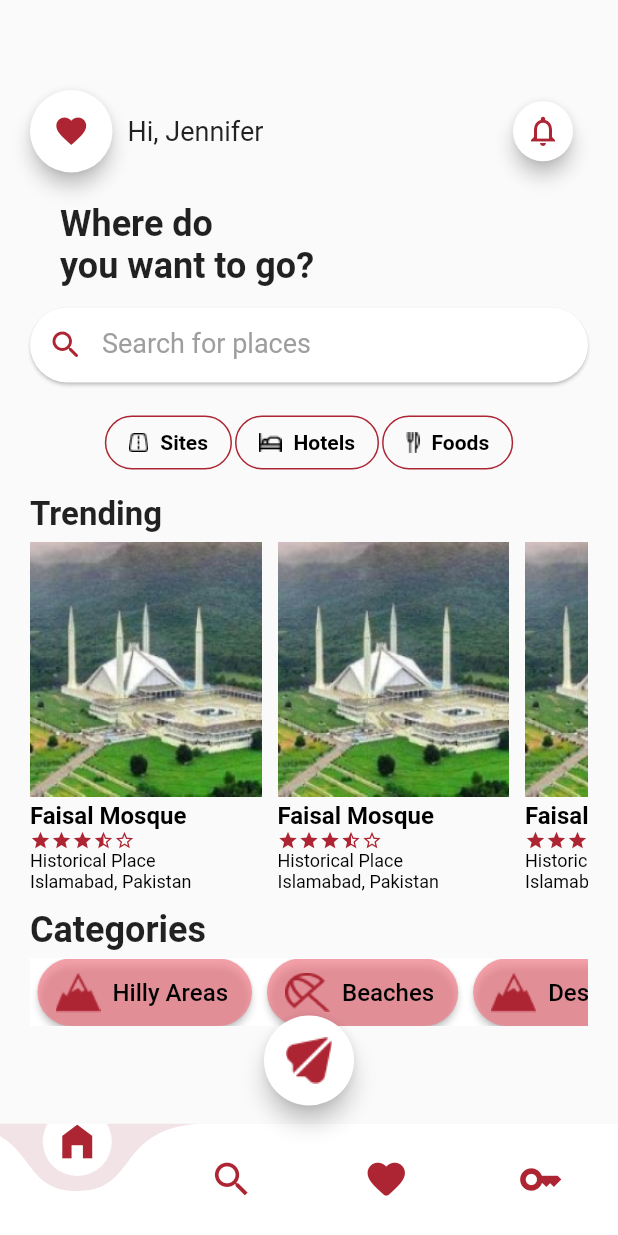
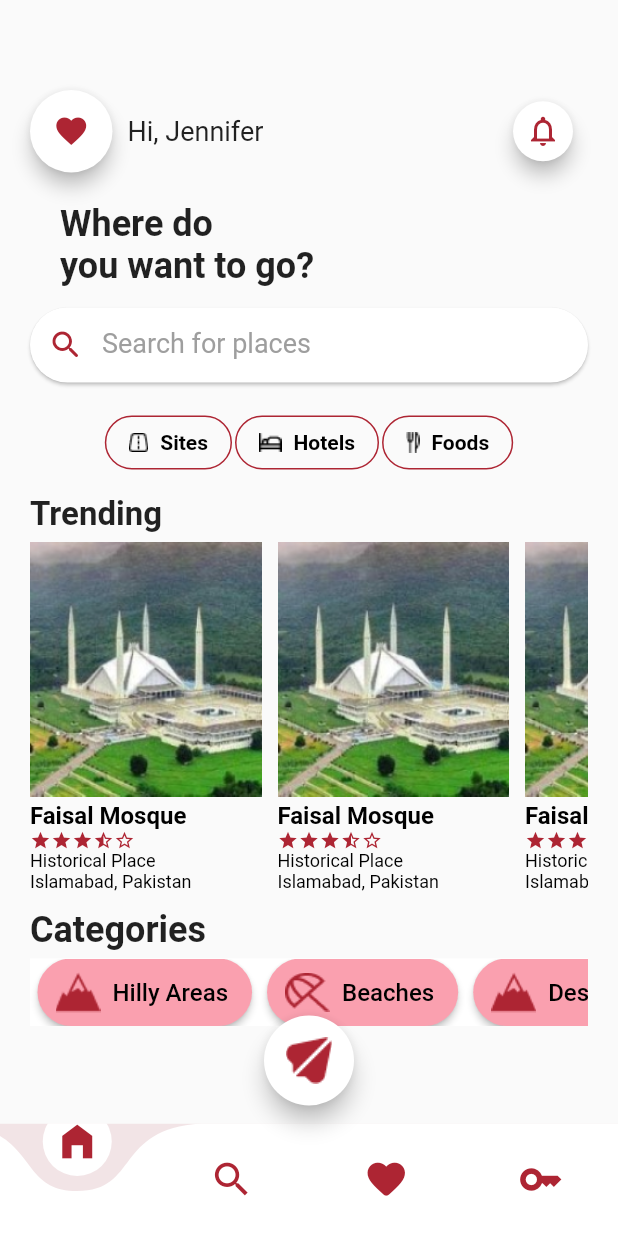
Before and after one commit to dhaneshkumarTech/MAD-Semester-Project, a Flutter app: the screen it shows after launch, on a phone screen of 412 x 824 dp. Run offline on Flutter 3.47's test engine with Material 2 defaults, Android fonts, the phone set to English and light mode, and no system bars; drawn by our look-alikes of curved_navigation_bar; our stand-ins replace animated_splash_screen, flutter_otp_text_field, flutter_rating_bar, flutter_signin_button, page_transition.

Commit message:
same changes in the dashboard screen

```diff
--- a/itour_planner/lib/DashBoardScreen/dashboard_screen.dart
+++ b/itour_planner/lib/DashBoardScreen/dashboard_screen.dart
@@ -1,5 +1,3 @@
-// ignore_for_file: camel_case_types, avoid_unnecessary_containers
-
 import 'package:flutter/material.dart';
 import 'package:itour_planner/BottomNavigationBar/bottom_navigation_bar.dart';
 import 'package:itour_planner/DashBoardScreen/main_category_button.dart';
@@ -51,8 +49,7 @@ class _DashboardScreenState extends State<DashboardScreen> {
               child: Row(
                 mainAxisAlignment: MainAxisAlignment.spaceBetween,
                 children: [
-                  Container(
-                    child: Row(
+                  Row(
                     children: [
                       //profile Picture
                       Card(
@@ -78,7 +75,6 @@ class _DashboardScreenState extends State<DashboardScreen> {
                         ),
                       ),
                     ],
-                    ),
                   ),
                   Card(
                     elevation: 5,
--- a/itour_planner/lib/DashBoardScreen/place_category_button.dart
+++ b/itour_planner/lib/DashBoardScreen/place_category_button.dart
@@ -16,7 +16,7 @@ class CategoriesButton extends StatelessWidget {
       child: ElevatedButton.icon(
         onPressed: () {},
         style: ElevatedButton.styleFrom(
-          primary: const Color.fromRGBO(242, 124, 136, 0.7),
+          primary: const Color.fromRGBO(250, 160, 175, 1),
           shape: RoundedRectangleBorder(
             borderRadius: BorderRadius.circular(30.0),
           ),
```
Lines whose indentation alone changed are shown as unchanged.
